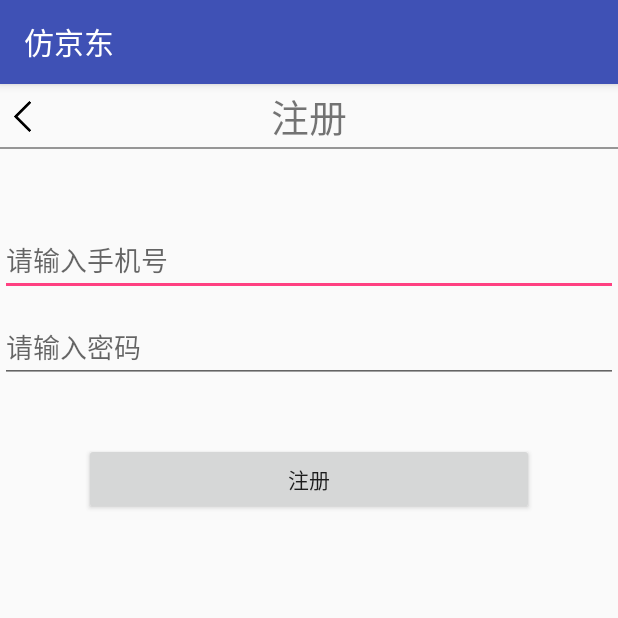
After one commit to WangErPangv/FangJingDong, an Android app: the RegisterActivity screen opened directly, with no data from a screen before it, on a phone screen of 412 x 824 dp, the top half of it. The commit adds this screen. Run offline under Robolectric (Android 15) with nearby library versions, the phone set to English and light mode, and no system bars; our stand-ins replace ButterKnife; network calls fail.

Commit message:
修改后的仿京东

```diff
--- a/app/src/main/AndroidManifest.xml
+++ b/app/src/main/AndroidManifest.xml
@@ -35,7 +35,8 @@
         <activity android:name=".view.activity.SearchActivity" />
         <activity android:name=".view.activity.ProductListActivity" />
         <activity android:name=".view.activity.DetailActivity" />
-        <activity android:name=".view.activity.ShoppCartActivity"></activity>
+        <activity android:name=".view.activity.ShoppCartActivity" />
+        <activity android:name=".view.activity.RegisterActivity"></activity>
     </application>
 
 </manifest>
--- a/app/src/main/java/wby/laowang/fangjingdong/model/IModel.java
+++ b/app/src/main/java/wby/laowang/fangjingdong/model/IModel.java
@@ -6,6 +6,9 @@
 
     //获取登录数据
     void getDataLogin(Map<String, String> map);
+
+    //获取注册数据
+    void getDataRegister(Map<String, String> map);
 
     //获取用户信息
     void getUser(String uid);
@@ -28,4 +31,7 @@
     //获取商品详情
     void getDataDetail(int pid);
 
+    //添加购物车
+    void getDataAddcart(Map<String, String> map);
+
 }
--- a/app/src/main/java/wby/laowang/fangjingdong/view/Iview/IProductList.java
+++ b/app/src/main/java/wby/laowang/fangjingdong/view/Iview/IProductList.java
@@ -8,12 +8,6 @@
     //展示商品列表
     void showProductList(ProductListBean productListBean);
 
-    //刷新的方法
-    void showSmartre();
-
-    //加载的方法
-    void showSmartload();
-
     //商品列表的keywords
     String keywords();
 
--- /dev/null
+++ b/app/src/main/java/wby/laowang/fangjingdong/view/Iview/IRegister.java
@@ -0,0 +1,16 @@
+package wby.laowang.fangjingdong.view.Iview;
+
+
+import wby.laowang.fangjingdong.bean.RegisterBean;
+
+public interface IRegister {
+
+    //注册成功
+    void showRegisterSuccess(RegisterBean registerBean);
+
+    //注册的电话号码
+    String mobile();
+
+    //注册的密码
+    String pass();
+}
--- /dev/null
+++ b/app/src/main/java/wby/laowang/fangjingdong/view/activity/RegisterActivity.java
@@ -0,0 +1,62 @@
+package wby.laowang.fangjingdong.view.activity;
+
+import android.os.Bundle;
+import android.support.v7.app.AppCompatActivity;
+import android.view.View;
+import android.widget.EditText;
+import android.widget.TextView;
+import android.widget.Toast;
+
+import butterknife.BindView;
+import butterknife.ButterKnife;
+import wby.laowang.fangjingdong.R;
+import wby.laowang.fangjingdong.bean.RegisterBean;
+import wby.laowang.fangjingdong.model.ModelFusion;
+import wby.laowang.fangjingdong.presenter.PresenterFusion;
+import wby.laowang.fangjingdong.view.Iview.IRegister;
+
+public class RegisterActivity extends AppCompatActivity implements IRegister {
+
+    @BindView(R.id.zedtel)
+    EditText zedtel;
+    @BindView(R.id.zedpass)
+    EditText zedpass;
+
+    @Override
+    protected void onCreate(Bundle savedInstanceState) {
+        super.onCreate(savedInstanceState);
+        setContentView(R.layout.activity_register);
+        ButterKnife.bind(this);
+    }
+
+    public void re_gister(View view) {
+
+        PresenterFusion presenterFusion = new PresenterFusion();
+        presenterFusion.showRegisterToView(new ModelFusion(presenterFusion),this);
+    }
+
+    public void fan(View view) {
+        finish();
+    }
+
+    @Override
+    public void showRegisterSuccess(RegisterBean registerBean) {
+
+        if (registerBean.getCode().equals("0")){
+            Toast.makeText(this,registerBean.getMsg(),Toast.LENGTH_SHORT).show();
+            finish();
+        }else {
+            Toast.makeText(this,registerBean.getMsg(),Toast.LENGTH_SHORT).show();
+        }
+    }
+
+    @Override
+    public String mobile() {
+        return zedtel.getText().toString();
+    }
+
+    @Override
+    public String pass() {
+        return zedpass.getText().toString();
+    }
+}
--- /dev/null
+++ b/app/src/main/res/layout/activity_register.xml
@@ -0,0 +1,58 @@
+<?xml version="1.0" encoding="utf-8"?>
+<LinearLayout xmlns:android="http://schemas.android.com/apk/res/android"
+    xmlns:tools="http://schemas.android.com/tools"
+    android:layout_width="match_parent"
+    android:layout_height="match_parent"
+    android:orientation="vertical"
+    tools:context=".view.activity.RegisterActivity">
+
+    <RelativeLayout
+        android:layout_width="match_parent"
+        android:layout_height="wrap_content">
+
+        <ImageView
+            android:onClick="fan"
+            android:layout_centerVertical="true"
+            android:src="@drawable/leftjiantou"
+            android:layout_width="30dp"
+            android:layout_height="30dp" />
+        <TextView
+            android:text="注册"
+            android:id="@+id/ztev"
+            android:layout_centerInParent="true"
+            android:textSize="25sp"
+            android:layout_width="wrap_content"
+            android:layout_height="wrap_content" />
+
+        <View
+            android:background="#66000000"
+            android:layout_below="@+id/ztev"
+            android:layout_width="match_parent"
+            android:layout_marginTop="3dp"
+            android:layout_height="1dp"/>
+
+    </RelativeLayout>
+
+    <EditText
+        android:id="@+id/zedtel"
+        android:layout_marginTop="50dp"
+        android:layout_width="match_parent"
+        android:hint="请输入手机号"
+        android:layout_height="wrap_content" />
+
+    <EditText
+        android:id="@+id/zedpass"
+        android:layout_marginTop="10dp"
+        android:layout_width="match_parent"
+        android:hint="请输入密码"
+        android:layout_height="wrap_content" />
+
+    <Button
+        android:onClick="re_gister"
+        android:text="注册"
+        android:layout_marginTop="40dp"
+        android:layout_gravity="center"
+        android:layout_width="300dp"
+        android:layout_height="wrap_content" />
+
+</LinearLayout>
--- a/app/src/main/res/layout/product_rec_grid_item.xml
+++ b/app/src/main/res/layout/product_rec_grid_item.xml
@@ -1,7 +1,7 @@
 <?xml version="1.0" encoding="utf-8"?>
 <RelativeLayout xmlns:android="http://schemas.android.com/apk/res/android"
     android:layout_width="match_parent"
-    android:layout_height="match_parent">
+    android:layout_height="wrap_content">
 
     <ImageView
         android:id="@+id/product_grid_img"
```
Also changed, not shown: app/src/main/java/wby/laowang/fangjingdong/bean/AddCartBean.java (added, +28 -0 lines), app/src/main/java/wby/laowang/fangjingdong/bean/RegisterBean.java (added, +38 -0 lines), app/src/main/java/wby/laowang/fangjingdong/model/ModelFusion.java (+70 -0 lines), app/src/main/java/wby/laowang/fangjingdong/model/MyService.java (+9 -0 lines), app/src/main/java/wby/laowang/fangjingdong/presenter/IPresenter.java (+14 -0 lines), app/src/main/java/wby/laowang/fangjingdong/presenter/PresenterFusion.java (+36 -0 lines), app/src/main/java/wby/laowang/fangjingdong/view/Iview/IAddCart.java (added, +16 -0 lines), app/src/main/java/wby/laowang/fangjingdong/view/activity/DetailActivity.java (+21 -2 lines), app/src/main/java/wby/laowang/fangjingdong/view/activity/LoginActivity.java (+19 -9 lines), app/src/main/java/wby/laowang/fangjingdong/view/activity/ProductListActivity.java (+32 -64 lines).
